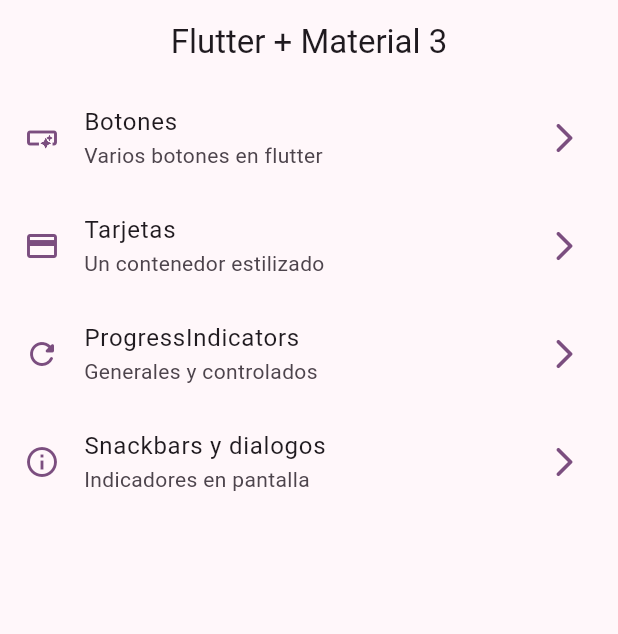
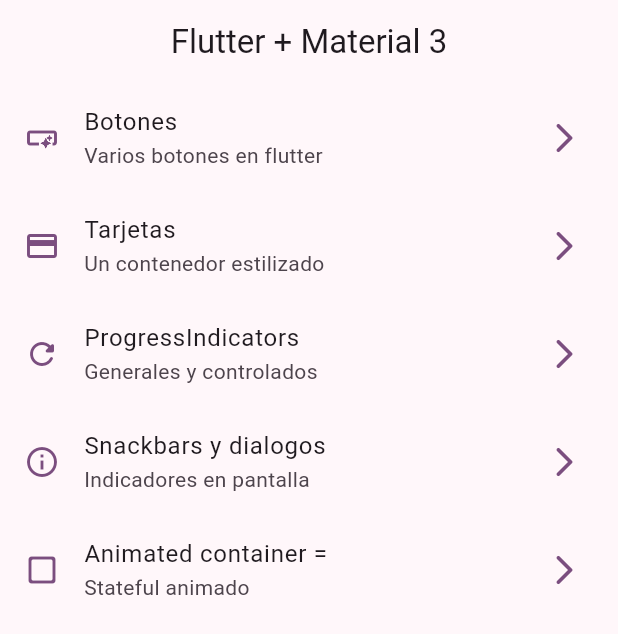
Before and after one commit to SanJohan/widgets-app, a Flutter app: the screen it shows after launch, on a phone screen of 412 x 824 dp. Shown: the top 634 px of the screen. Run offline on Flutter 3.47's test engine with Material 3 defaults, Android fonts, the phone set to English and light mode, and no system bars; our stand-ins replace go_router.

```diff
--- a/lib/config/menu/menu_items.dart
+++ b/lib/config/menu/menu_items.dart
@@ -43,5 +43,12 @@ class MenuItems {
       link: '/snackbars',
       icon: Icons.info_outline
     ),
+
+    MenuItems(
+      title: 'Animated container =',
+      subtitle: 'Stateful animado',
+      link: '/animated',
+      icon: Icons.check_box_outline_blank_rounded
+    ),
   ];
 }
--- a/lib/config/router/app_router.dart
+++ b/lib/config/router/app_router.dart
@@ -31,5 +31,11 @@ final appRouter = GoRouter(
       name: SnackbarScreen.name,
       builder: (context, state) => const SnackbarScreen(),
     ),
+
+    GoRoute(
+      path: '/animated',
+      name: AnimatedScreen.name,
+      builder: (context, state) => const AnimatedScreen(),
+    ),
   ],
 );
```
Also changed, not shown: lib/presentation/screens/animated/animated_screen.dart (+56 -2 lines).
